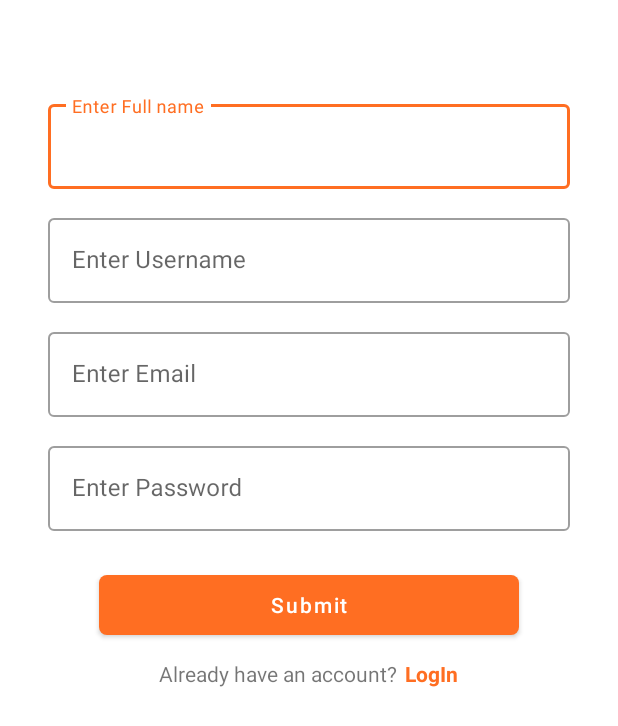
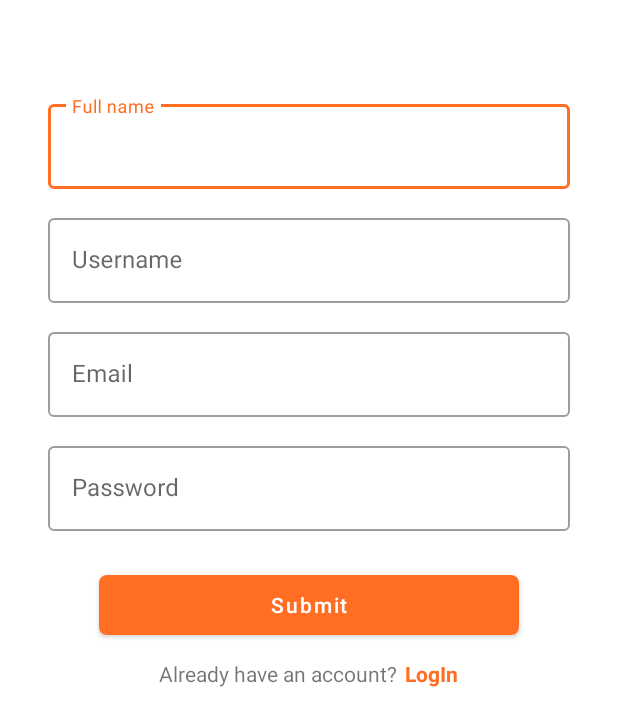
Before and after one commit to surabhirupani/task_madtpeeps_Android, an Android app: the SignUpActivity screen opened directly, with no data from a screen before it, on a phone screen of 412 x 824 dp. Shown: the top 726 px of the screen. Run offline under Robolectric (Android 15) with nearby library versions, the phone set to English and light mode, and no system bars.

```diff
--- a/app/src/main/res/layout/activity_login.xml
+++ b/app/src/main/res/layout/activity_login.xml
@@ -66,7 +66,7 @@
                             android:layout_marginStart="16dp"
                             android:layout_marginTop="14dp"
                             android:layout_marginEnd="16dp"
-                            android:hint="Enter Username">
+                            android:hint="Username">
 
                             <!--this is the actual edit text which takes the input-->
                             <com.google.android.material.textfield.TextInputEditText
@@ -84,7 +84,7 @@
                             android:layout_marginStart="16dp"
                             android:layout_marginTop="14dp"
                             android:layout_marginEnd="16dp"
-                            android:hint="Enter Password">
+                            android:hint="Password">
 
                             <!--this is the actual edit text which takes the input-->
                             <com.google.android.material.textfield.TextInputEditText
@@ -128,7 +128,7 @@
                                 android:clickable="true"
                                 android:text="Sign Up"
                                 android:textAppearance="@style/Base.TextAppearance.AppCompat.Small.Inverse"
-                                android:textColor="@color/purple_700"
+                                android:textColor="@color/purple_500"
                                 android:textStyle="bold" />
 
                         </LinearLayout>
--- a/app/src/main/res/layout/activity_sign_up.xml
+++ b/app/src/main/res/layout/activity_sign_up.xml
@@ -26,7 +26,7 @@
         android:layout_marginStart="32dp"
         android:layout_marginTop="64dp"
         android:layout_marginEnd="32dp"
-        android:hint="Enter Full name">
+        android:hint="Full name">
 
         <!--this is the actual edit text which takes the input-->
         <com.google.android.material.textfield.TextInputEditText
@@ -44,7 +44,7 @@
         android:layout_marginStart="32dp"
         android:layout_marginTop="14dp"
         android:layout_marginEnd="32dp"
-        android:hint="Enter Username">
+        android:hint="Username">
 
         <!--this is the actual edit text which takes the input-->
         <com.google.android.material.textfield.TextInputEditText
@@ -62,7 +62,7 @@
         android:layout_marginStart="32dp"
         android:layout_marginTop="14dp"
         android:layout_marginEnd="32dp"
-        android:hint="Enter Email">
+        android:hint="Email">
 
         <!--this is the actual edit text which takes the input-->
         <com.google.android.material.textfield.TextInputEditText
@@ -80,7 +80,7 @@
         android:layout_marginStart="32dp"
         android:layout_marginTop="14dp"
         android:layout_marginEnd="32dp"
-        android:hint="Enter Password">
+        android:hint="Password">
 
         <!--this is the actual edit text which takes the input-->
         <com.google.android.material.textfield.TextInputEditText
```
